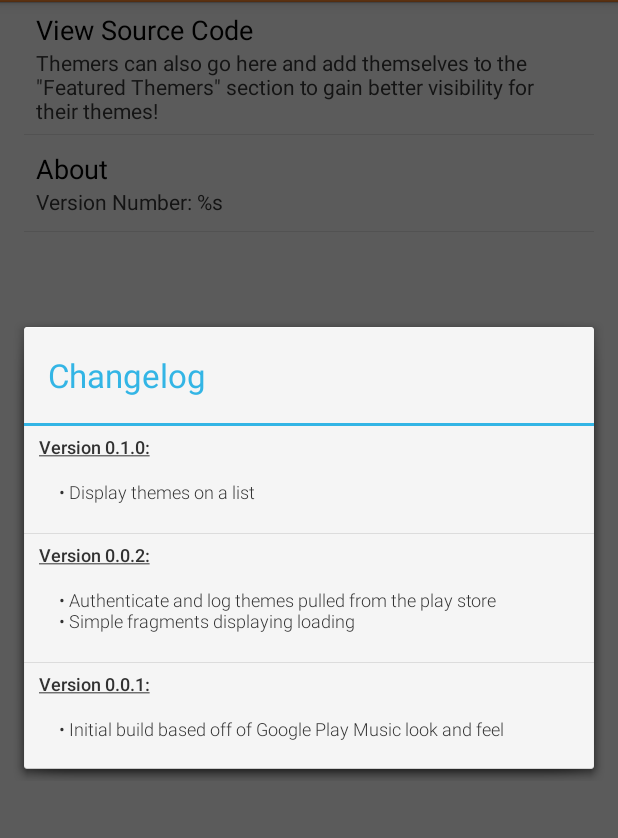
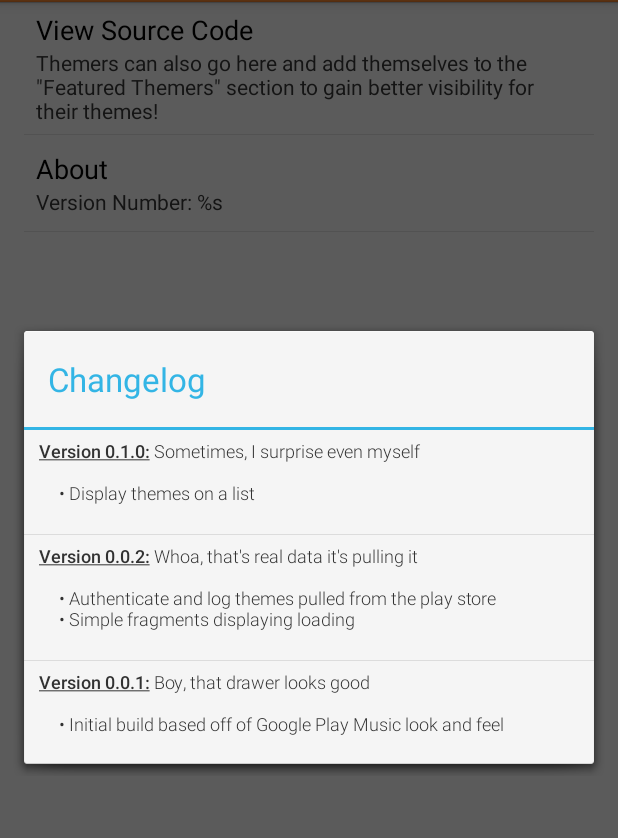
Before and after one commit to klinker41/theme-spotlight, an Android app: the SettingsActivity screen opened directly, with no data from a screen before it, after a tap on "About", on a phone screen of 412 x 824 dp, the part 70-908 px from its top. Run offline under Robolectric (Android 15) with nearby library versions, the phone set to English and light mode, and no system bars; 1 statement that could not run was skipped.

Commit message:
changelog items

```diff
--- a/src/main/res/xml/changelog.xml
+++ b/src/main/res/xml/changelog.xml
@@ -17,14 +17,14 @@
   -->
 
 <changelog>
-    <version name="0.1.0">
+    <version name="0.1.0" description="Sometimes, I surprise even myself">
         <text>Display themes on a list</text>
     </version>
-    <version name="0.0.2">
+    <version name="0.0.2" description="Whoa, that's real data it's pulling it">
         <text>Authenticate and log themes pulled from the play store</text>
         <text>Simple fragments displaying loading</text>
     </version>
-    <version name="0.0.1">
+    <version name="0.0.1" description="Boy, that drawer looks good">
         <text>Initial build based off of Google Play Music look and feel</text>
     </version>
 </changelog>
```
